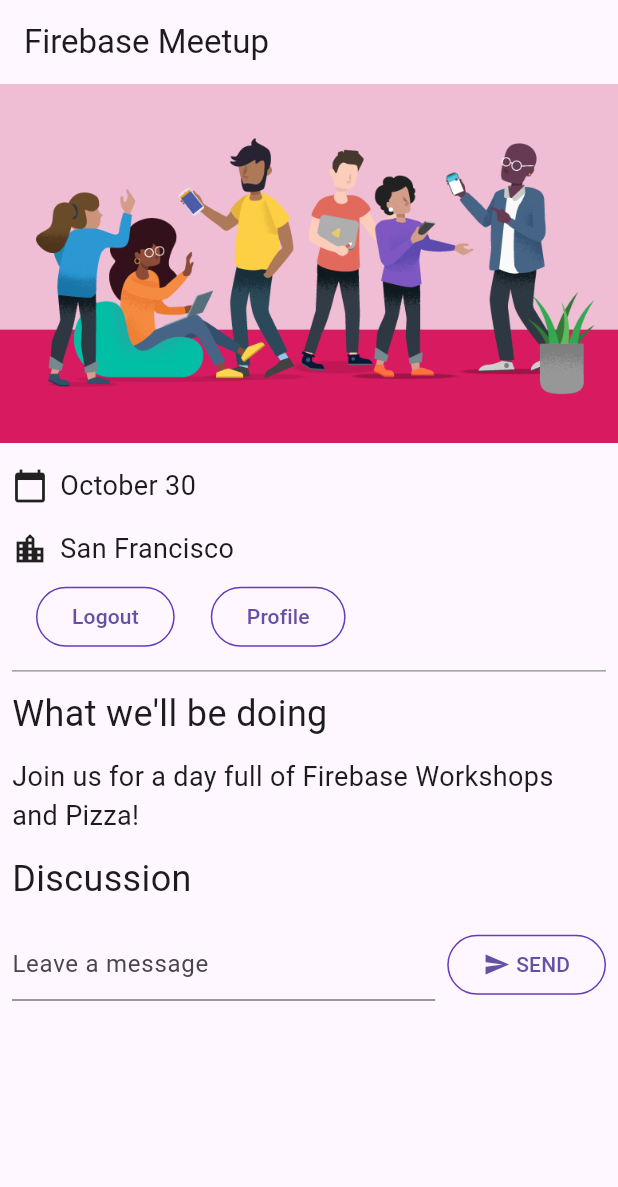
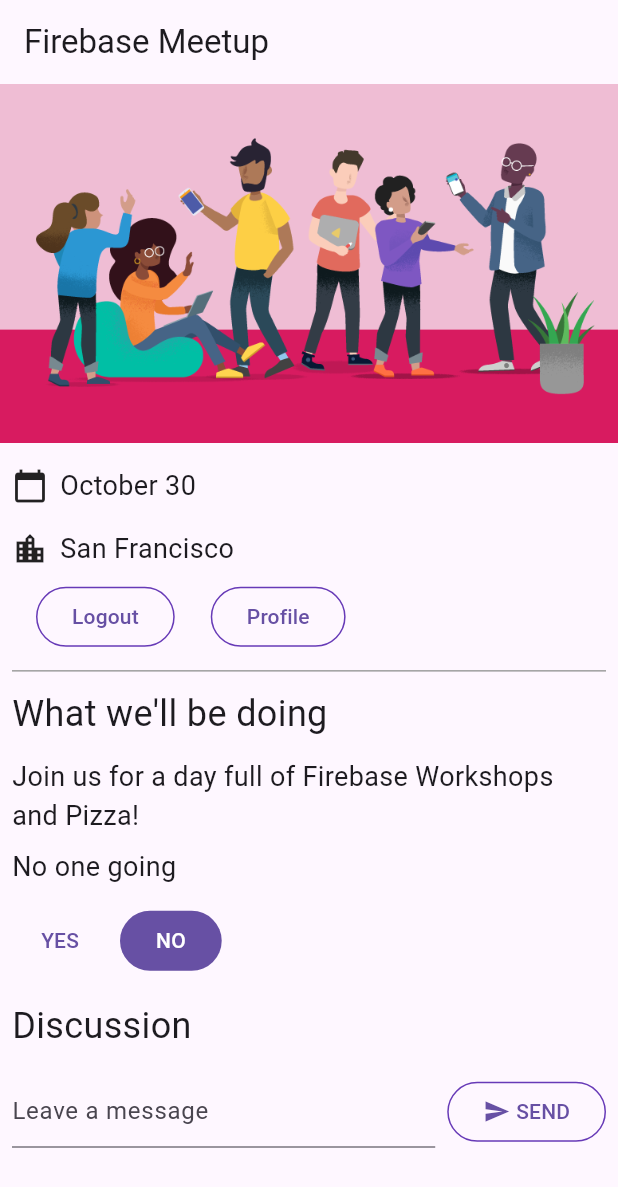
Before and after one commit to LisbethMendoza/Firebase, a Flutter app: the screen it shows once a user with an empty profile is signed in, on a phone screen of 412 x 824 dp. Shown: the top 1187 px of the screen. Run offline on Flutter 3.47's test engine with Material 3 defaults, Android fonts, the phone set to English and light mode, and no system bars; our stand-ins replace cloud_firestore, firebase_auth, firebase_core, go_router, google_fonts; missing offline and left inert: firebase_ui_auth; accounts and stored records are empty.

Commit message:
Feat: finished

```diff
--- a/lib/home_page.dart
+++ b/lib/home_page.dart
@@ -6,6 +6,8 @@ import 'app_state.dart';
 import 'guest_book.dart';
 import 'src/authentication.dart';
 import 'src/widgets.dart';
+import 'yes_no_selection.dart';
+
 class HomePage extends StatelessWidget {
   const HomePage({super.key});
 
@@ -43,7 +45,16 @@ class HomePage extends StatelessWidget {
             builder: (context, appState, _) => Column(
               crossAxisAlignment: CrossAxisAlignment.start,
               children: [
+                switch (appState.attendees) {
+                  1 => const Paragraph('1 person going'),
+                  >= 2 => Paragraph('${appState.attendees} people going'),
+                  _ => const Paragraph('No one going'),
+                },
                 if (appState.loggedIn) ...[
+                  YesNoSelection(
+                    state: appState.attending,
+                    onSelection: (attending) => appState.attending = attending,
+                  ),
                   const Header('Discussion'),
                   GuestBook(
                     addMessage: (message) =>
--- /dev/null
+++ b/lib/yes_no_selection.dart
@@ -0,0 +1,68 @@
+import 'package:flutter/material.dart';
+
+import 'app_state.dart';
+import 'src/widgets.dart';
+
+class YesNoSelection extends StatelessWidget {
+  const YesNoSelection(
+      {super.key, required this.state, required this.onSelection});
+  final Attending state;
+  final void Function(Attending selection) onSelection;
+
+  @override
+  Widget build(BuildContext context) {
+    switch (state) {
+      case Attending.yes:
+        return Padding(
+          padding: const EdgeInsets.all(8.0),
+          child: Row(
+            children: [
+              FilledButton(
+                onPressed: () => onSelection(Attending.yes),
+                child: const Text('YES'),
+              ),
+              const SizedBox(width: 8),
+              TextButton(
+                onPressed: () => onSelection(Attending.no),
+                child: const Text('NO'),
+              ),
+            ],
+          ),
+        );
+      case Attending.no:
+        return Padding(
+          padding: const EdgeInsets.all(8.0),
+          child: Row(
+            children: [
+              TextButton(
+                onPressed: () => onSelection(Attending.yes),
+                child: const Text('YES'),
+              ),
+              const SizedBox(width: 8),
+              FilledButton(
+                onPressed: () => onSelection(Attending.no),
+                child: const Text('NO'),
+              ),
+            ],
+          ),
+        );
+      default:
+        return Padding(
+          padding: const EdgeInsets.all(8.0),
+          child: Row(
+            children: [
+              StyledButton(
+                onPressed: () => onSelection(Attending.yes),
+                child: const Text('YES'),
+              ),
+              const SizedBox(width: 8),
+              StyledButton(
+                onPressed: () => onSelection(Attending.no),
+                child: const Text('NO'),
+              ),
+            ],
+          ),
+        );
+    }
+  }
+}
```
Also changed, not shown: lib/app_state.dart (+44 -0 lines).
